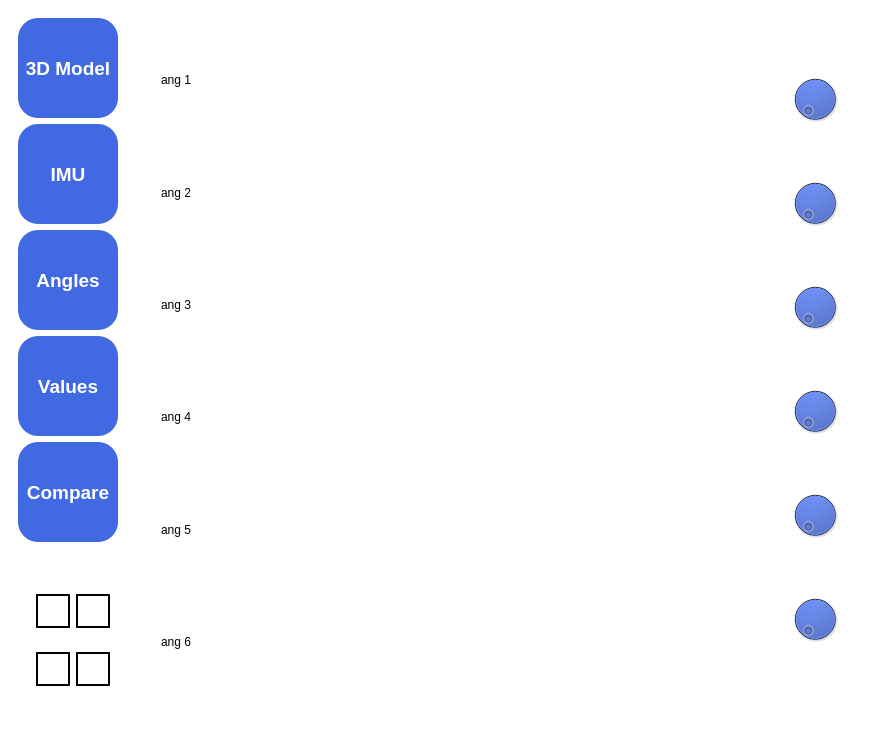
mich-mar/manipulator_6_DOF_project, file manipulator_ui_v3/mainwindow.ui: the form before one commit.
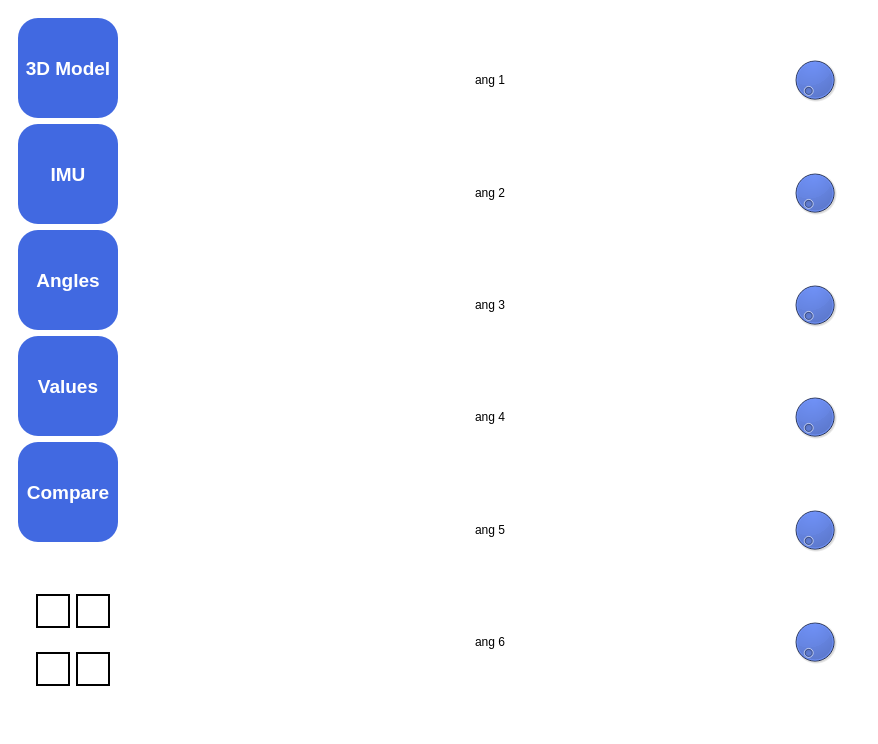
The form after the commit. The open tabs and pages were chosen to show the change. Icons and pictures are not drawn.

Commit message: added joints view, fixed potentiometers movement

Patch:
```diff
--- a/manipulator_ui_v3/mainwindow.ui
+++ b/manipulator_ui_v3/mainwindow.ui
@@ -1900,11 +1900,299 @@
       </widget>
       <widget class="QWidget" name="anglesPage">
        <layout class="QHBoxLayout" name="horizontalLayout_2">
+        <item>
+         <widget class="QWidget" name="imgWidget" native="true">
+          <layout class="QVBoxLayout" name="verticalLayout_15">
+           <item>
+            <spacer name="verticalSpacer_9">
+             <property name="orientation">
+              <enum>Qt::Orientation::Vertical</enum>
+             </property>
+             <property name="sizeHint" stdset="0">
+              <size>
+               <width>20</width>
+               <height>40</height>
+              </size>
+             </property>
+            </spacer>
+           </item>
+           <item>
+            <widget class="QLabel" name="jointImg1">
+             <property name="sizePolicy">
+              <sizepolicy hsizetype="Minimum" vsizetype="Preferred">
+               <horstretch>0</horstretch>
+               <verstretch>0</verstretch>
+              </sizepolicy>
+             </property>
+             <property name="maximumSize">
+              <size>
+               <width>100</width>
+               <height>100</height>
+              </size>
+             </property>
+             <property name="text">
+              <string/>
+             </property>
+             <property name="pixmap">
+              <pixmap resource="resources.qrc">:/img/img/joint_0.png</pixmap>
+             </property>
+             <property name="scaledContents">
+              <bool>true</bool>
+             </property>
+            </widget>
+           </item>
+           <item>
+            <spacer name="verticalSpacer_11">
+             <property name="orientation">
+              <enum>Qt::Orientation::Vertical</enum>
+             </property>
+             <property name="sizeHint" stdset="0">
+              <size>
+               <width>20</width>
+               <height>40</height>
+              </size>
+             </property>
+            </spacer>
+           </item>
+           <item>
+            <spacer name="verticalSpacer_10">
+             <property name="orientation">
+              <enum>Qt::Orientation::Vertical</enum>
+             </property>
+             <property name="sizeHint" stdset="0">
+              <size>
+               <width>20</width>
+               <height>40</height>
+              </size>
+             </property>
+            </spacer>
+           </item>
+           <item>
+            <widget class="QLabel" name="jointImg2">
+             <property name="maximumSize">
+              <size>
+               <width>100</width>
+               <height>100</height>
+              </size>
+             </property>
+             <property name="text">
+              <string/>
+             </property>
+             <property name="pixmap">
+              <pixmap resource="resources.qrc">:/img/img/joint_1.png</pixmap>
+             </property>
+             <property name="scaledContents">
+              <bool>true</bool>
+             </property>
+            </widget>
+           </item>
+           <item>
+            <spacer name="verticalSpacer_13">
+             <property name="orientation">
+              <enum>Qt::Orientation::Vertical</enum>
+             </property>
+             <property name="sizeHint" stdset="0">
+              <size>
+               <width>20</width>
+               <height>40</height>
+              </size>
+             </property>
+            </spacer>
+           </item>
+           <item>
+            <spacer name="verticalSpacer_12">
+             <property name="orientation">
+              <enum>Qt::Orientation::Vertical</enum>
+             </property>
+             <property name="sizeHint" stdset="0">
+              <size>
+               <width>20</width>
+               <height>40</height>
+              </size>
+             </property>
+            </spacer>
+           </item>
+           <item>
+            <widget class="QLabel" name="jointImg3">
+             <property name="maximumSize">
+              <size>
+               <width>100</width>
+               <height>100</height>
+              </size>
+             </property>
+             <property name="text">
+              <string/>
+             </property>
+             <property name="pixmap">
+              <pixmap resource="resources.qrc">:/img/img/joint_2.png</pixmap>
+             </property>
+             <property name="scaledContents">
+              <bool>true</bool>
+             </property>
+            </widget>
+           </item>
+           <item>
+            <spacer name="verticalSpacer_14">
+             <property name="orientation">
+              <enum>Qt::Orientation::Vertical</enum>
+             </property>
+             <property name="sizeHint" stdset="0">
+              <size>
+               <width>20</width>
+               <height>40</height>
+              </size>
+             </property>
+            </spacer>
+           </item>
+           <item>
+            <spacer name="verticalSpacer_15">
+             <property name="orientation">
+              <enum>Qt::Orientation::Vertical</enum>
+             </property>
+             <property name="sizeHint" stdset="0">
+              <size>
+               <width>20</width>
+               <height>40</height>
+              </size>
+             </property>
+            </spacer>
+           </item>
+           <item>
+            <widget class="QLabel" name="jointImg4">
+             <property name="maximumSize">
+              <size>
+               <width>100</width>
+               <height>100</height>
+              </size>
+             </property>
+             <property name="text">
+              <string/>
+             </property>
+             <property name="pixmap">
+              <pixmap resource="resources.qrc">:/img/img/joint_3.png</pixmap>
+             </property>
+             <property name="scaledContents">
+              <bool>true</bool>
+             </property>
+            </widget>
+           </item>
+           <item>
+            <spacer name="verticalSpacer_16">
+             <property name="orientation">
+              <enum>Qt::Orientation::Vertical</enum>
+             </property>
+             <property name="sizeHint" stdset="0">
+              <size>
+               <width>20</width>
+               <height>40</height>
+              </size>
+             </property>
+            </spacer>
+           </item>
+           <item>
+            <spacer name="verticalSpacer_17">
+             <property name="orientation">
+              <enum>Qt::Orientation::Vertical</enum>
+             </property>
+             <property name="sizeHint" stdset="0">
+              <size>
+               <width>20</width>
+               <height>40</height>
+              </size>
+             </property>
+            </spacer>
+           </item>
+           <item>
+            <widget class="QLabel" name="jointImg5">
+             <property name="maximumSize">
+              <size>
+               <width>100</width>
+               <height>100</height>
+              </size>
+             </property>
+             <property name="text">
+              <string/>
+             </property>
+             <property name="pixmap">
+              <pixmap resource="resources.qrc">:/img/img/joint_4.png</pixmap>
+             </property>
+             <property name="scaledContents">
+              <bool>true</bool>
+             </property>
+            </widget>
+           </item>
+           <item>
+            <spacer name="verticalSpacer_19">
+             <property name="orientation">
+              <enum>Qt::Orientation::Vertical</enum>
+             </property>
+             <property name="sizeHint" stdset="0">
+              <size>
+               <width>20</width>
+               <height>40</height>
+              </size>
+             </property>
+            </spacer>
+           </item>
+           <item>
+            <spacer name="verticalSpacer_18">
+             <property name="orientation">
+              <enum>Qt::Orientation::Vertical</enum>
+             </property>
+             <property name="sizeHint" stdset="0">
+              <size>
+               <width>20</width>
+               <height>40</height>
+              </size>
+             </property>
+            </spacer>
+           </item>
+           <item>
+            <widget class="QLabel" name="jointImg6">
+             <property name="maximumSize">
+              <size>
+               <width>100</width>
+               <height>100</height>
+              </size>
+             </property>
+             <property name="text">
+              <string/>
+             </property>
+             <property name="pixmap">
+              <pixmap resource="resources.qrc">:/img/img/joint_5.png</pixmap>
+             </property>
+             <property name="scaledContents">
+              <bool>true</bool>
+             </property>
+            </widget>
+           </item>
+           <item>
+            <spacer name="verticalSpacer_20">
+             <property name="orientation">
+              <enum>Qt::Orientation::Vertical</enum>
+             </property>
+             <property name="sizeHint" stdset="0">
+              <size>
+               <width>20</width>
+               <height>40</height>
+              </size>
+             </property>
+            </spacer>
+           </item>
+          </layout>
+         </widget>
+        </item>
         <item>
          <widget class="QWidget" name="chartWidget" native="true">
           <layout class="QVBoxLayout" name="verticalLayout_5">
            <item>
             <widget class="QLabel" name="angChart1">
+             <property name="minimumSize">
+              <size>
+               <width>0</width>
+               <height>0</height>
+              </size>
+             </property>
              <property name="text">
               <string>ang 1</string>
              </property>
@@ -1957,6 +2245,19 @@
            </size>
           </property>
           <layout class="QVBoxLayout" name="verticalLayout_4">
+           <item>
+            <spacer name="verticalSpacer_21">
+             <property name="orientation">
+              <enum>Qt::Orientation::Vertical</enum>
+             </property>
+             <property name="sizeHint" stdset="0">
+              <size>
+               <width>20</width>
+               <height>40</height>
+              </size>
+             </property>
+            </spacer>
+           </item>
            <item>
             <widget class="QDial" name="dialAngle1">
              <property name="styleSheet">
@@ -1996,6 +2297,32 @@
              </property>
             </widget>
            </item>
+           <item>
+            <spacer name="verticalSpacer_23">
+             <property name="orientation">
+              <enum>Qt::Orientation::Vertical</enum>
+             </property>
+             <property name="sizeHint" stdset="0">
+              <size>
+               <width>20</width>
+               <height>40</height>
+              </size>
+             </property>
+            </spacer>
+           </item>
+           <item>
+            <spacer name="verticalSpacer_22">
+             <property name="orientation">
+              <enum>Qt::Orientation::Vertical</enum>
+             </property>
+             <property name="sizeHint" stdset="0">
+              <size>
+               <width>20</width>
+               <height>40</height>
+              </size>
+             </property>
+            </spacer>
+           </item>
            <item>
             <widget class="QDial" name="dialAngle2">
              <property name="styleSheet">
@@ -2035,6 +2362,32 @@
              </property>
             </widget>
            </item>
+           <item>
+            <spacer name="verticalSpacer_24">
+             <property name="orientation">
+              <enum>Qt::Orientation::Vertical</enum>
+             </property>
+             <property name="sizeHint" stdset="0">
+              <size>
+               <width>20</width>
+               <height>40</height>
+              </size>
+             </property>
+            </spacer>
+           </item>
+           <item>
+            <spacer name="verticalSpacer_25">
+             <property name="orientation">
+              <enum>Qt::Orientation::Vertical</enum>
+             </property>
+             <property name="sizeHint" stdset="0">
+              <size>
+               <width>20</width>
+               <height>40</height>
+              </size>
+             </property>
+            </spacer>
+           </item>
            <item>
             <widget class="QDial" name="dialAngle3">
              <property name="styleSheet">
@@ -2074,6 +2427,32 @@
              </property>
             </widget>
            </item>
+           <item>
+            <spacer name="verticalSpacer_27">
+             <property name="orientation">
+              <enum>Qt::Orientation::Vertical</enum>
+             </property>
+             <property name="sizeHint" stdset="0">
+              <size>
+               <width>20</width>
+               <height>40</height>
+              </size>
+             </property>
+            </spacer>
+           </item>
+           <item>
+            <spacer name="verticalSpacer_26">
+             <property name="orientation">
+              <enum>Qt::Orientation::Vertical</enum>
+             </property>
+             <property name="sizeHint" stdset="0">
+              <size>
+               <width>20</width>
+               <height>40</height>
+              </size>
+             </property>
+            </spacer>
+           </item>
            <item>
             <widget class="QDial" name="dialAngle4">
              <property name="styleSheet">
@@ -2113,6 +2492,32 @@
              </property>
             </widget>
            </item>
+           <item>
+            <spacer name="verticalSpacer_28">
+             <property name="orientation">
+              <enum>Qt::Orientation::Vertical</enum>
+             </property>
+             <property name="sizeHint" stdset="0">
+              <size>
+               <width>20</width>
+               <height>40</height>
+              </size>
+             </property>
+            </spacer>
+           </item>
+           <item>
+            <spacer name="verticalSpacer_29">
+             <property name="orientation">
+              <enum>Qt::Orientation::Vertical</enum>
+             </property>
+             <property name="sizeHint" stdset="0">
+              <size>
+               <width>20</width>
+               <height>40</height>
+              </size>
+             </property>
+            </spacer>
+           </item>
            <item>
             <widget class="QDial" name="dialAngle5">
              <property name="styleSheet">
@@ -2153,7 +2558,33 @@
             </widget>
            </item>
            <item>
-            <widget class="QDial" name="dialAngle_6">
+            <spacer name="verticalSpacer_31">
+             <property name="orientation">
+              <enum>Qt::Orientation::Vertical</enum>
+             </property>
+             <property name="sizeHint" stdset="0">
+              <size>
+               <width>20</width>
+               <height>40</height>
+              </size>
+             </property>
+            </spacer>
+           </item>
+           <item>
+            <spacer name="verticalSpacer_30">
+             <property name="orientation">
+              <enum>Qt::Orientation::Vertical</enum>
+             </property>
+             <property name="sizeHint" stdset="0">
+              <size>
+               <width>20</width>
+               <height>40</height>
+              </size>
+             </property>
+            </spacer>
+           </item>
+           <item>
+            <widget class="QDial" name="dialAngle6">
              <property name="styleSheet">
               <string notr="true">QPushButton {
     max-width: 50px;          /* zmienione z width na max-width */
@@ -2171,6 +2602,13 @@
     border: 1px solid #3158DB;
     max-width: 50px;          /* zmienione z min-width na max-width */
     max-height: 50px;         /* zmienione z min-height na max-height */
+    /* Dodane właściwości dla zakresu i pozycji */
+    qproperty-minimum: -180;
+    qproperty-maximum: 180;
+    qproperty-startAngle: 90;
+    qproperty-spanAngle: 360;
+    qproperty-notchesVisible: true;
+    qproperty-wrapping: false;
 }
 
 QDial::groove {
@@ -2191,6 +2629,19 @@
              </property>
             </widget>
            </item>
+           <item>
+            <spacer name="verticalSpacer_32">
+             <property name="orientation">
+              <enum>Qt::Orientation::Vertical</enum>
+             </property>
+             <property name="sizeHint" stdset="0">
+              <size>
+               <width>20</width>
+               <height>40</height>
+              </size>
+             </property>
+            </spacer>
+           </item>
           </layout>
          </widget>
         </item>
```
Left out of the diff: 60 changed lines with no effect on the pictures. The commit also changes 9 other files.
